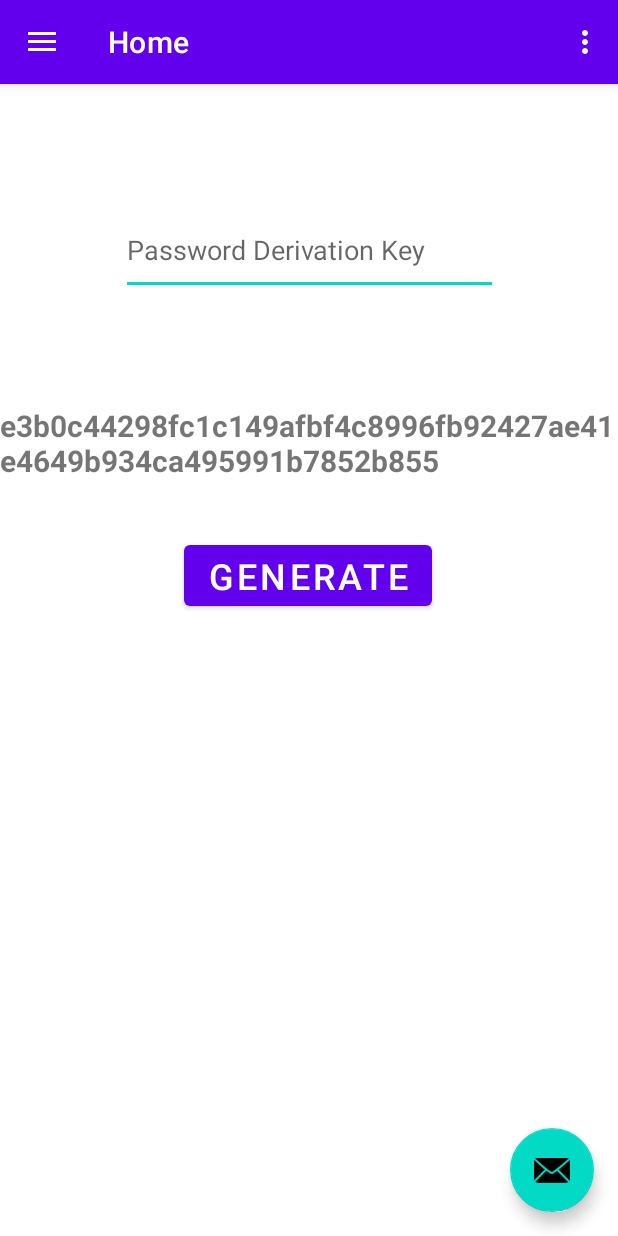
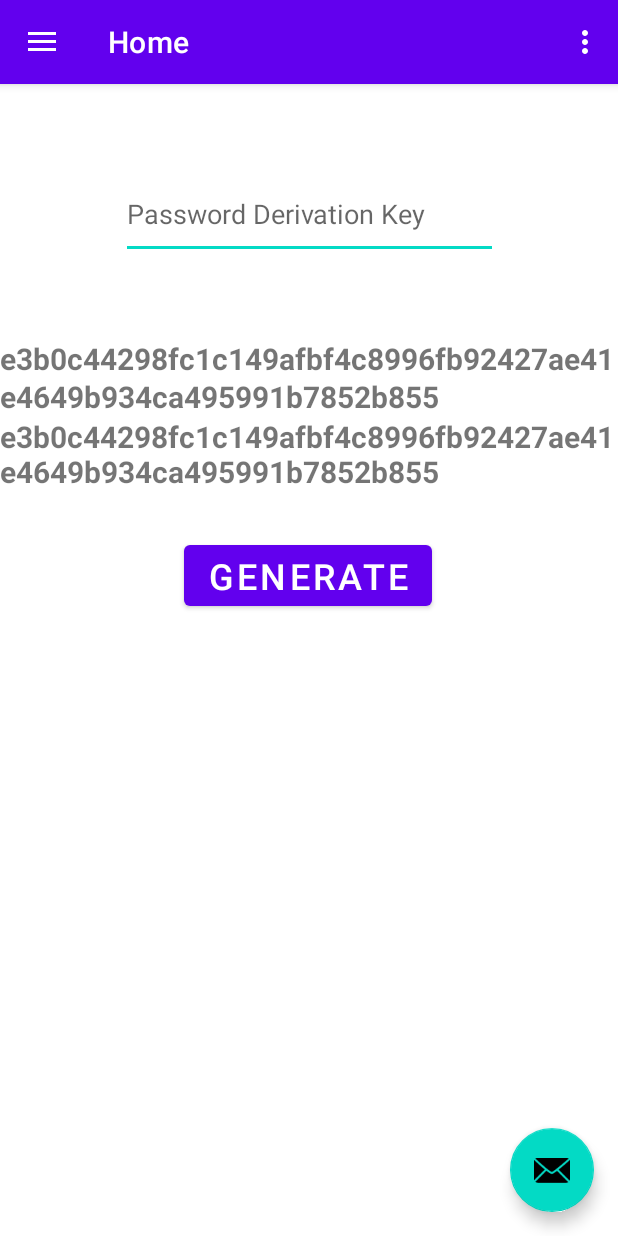
Before and after one commit to Barengific/NobleGenPassword, an Android app: the screen it shows after launch (MainActivity), after a tap on "GENERATE", on a phone screen of 412 x 824 dp. Run offline under Robolectric (Android 15) with nearby library versions, the phone set to English and light mode, and no system bars; our stand-ins replace navigation-ui; libraries missing offline, so code that uses them is left out: com.cuneytayyildiz.onboarder, com.github.appintro; 1 statement that could not run was skipped.

Commit message:
Update MainActivity.kt

```diff
--- a/app/src/main/java/com/barengific/passwordgenerator/MainActivity.kt
+++ b/app/src/main/java/com/barengific/passwordgenerator/MainActivity.kt
@@ -81,17 +81,18 @@ class MainActivity : AppCompatActivity() {
         navView.setupWithNavController(navController)
 
         val sss = Sha2561()
+        val ss = Pgen()
         var qq = 0
         btnGenerate.setOnClickListener {
             //sss.hashes("")
             if(qq == 0){
-                tvGen.setText(sss.hashes(""))
+                tvGen.setText(sss.hashes("") + "\n" + ss.hashes(""))
                 qq = 1
             }else if(qq == 1){
-                tvGen.setText(sss.hashes("123"))
+                tvGen.setText(sss.hashes("123") + "\n" + ss.hashes("123"))
                 qq = 2
             }else if(qq == 2){
-                tvGen.setText(sss.hashes("abc"))
+                tvGen.setText(sss.hashes("abc") + "\n" + ss.hashes("abc"))
                 qq = 20
             }
         }
```
